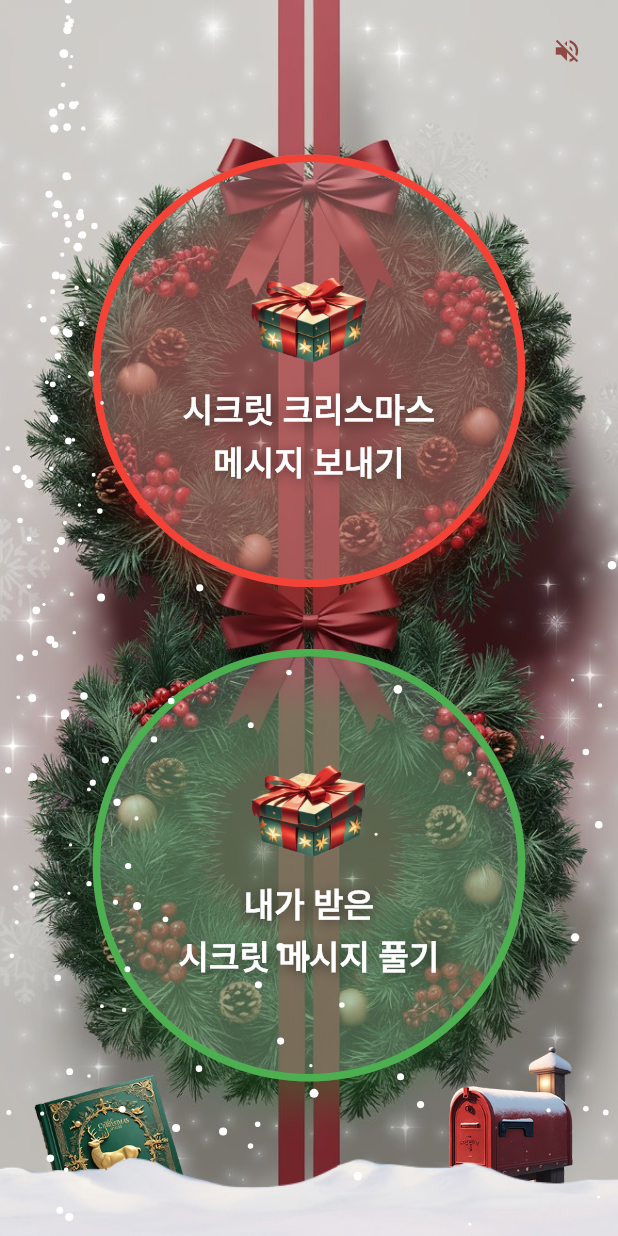
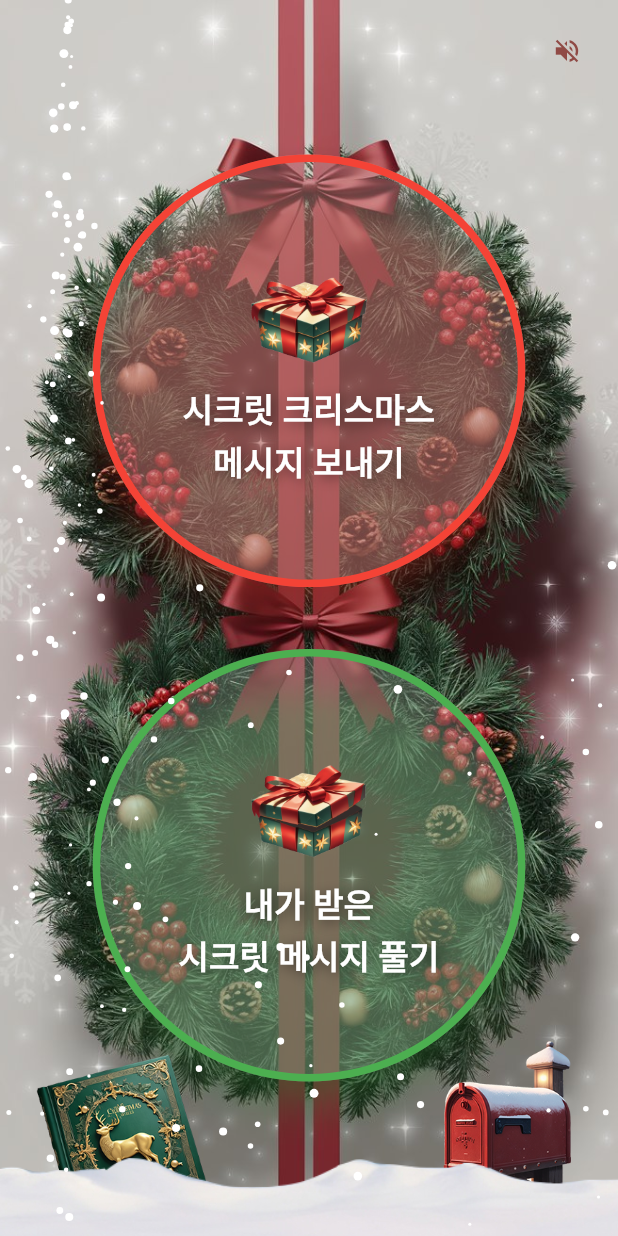
Before and after one commit to isjennifer/my_secret_christmas, a Flutter app: the screen it shows after launch, after a tap on the "volume up" icon, on a phone screen of 412 x 824 dp. Run offline on Flutter 3.47's test engine with Material 3 defaults, Android fonts, the phone set to English and light mode, and no system bars; our stand-ins replace app_links, audioplayers, flutter_riverpod, google_fonts, google_mobile_ads, in_app_review and 1 more; missing offline and left inert: encrypt, kakao_flutter_sdk, social_share.

Commit message:
책, 우편함 이미지 크기 반응형 구현

```diff
--- a/lib/main.dart
+++ b/lib/main.dart
@@ -33,7 +33,7 @@ Future<void> main() async {
   // ;
   WidgetsFlutterBinding.ensureInitialized();
   // 가로 모드 제한
-  SystemChrome.setPreferredOrientations([
+  await SystemChrome.setPreferredOrientations([
     DeviceOrientation.portraitUp,
     DeviceOrientation.portraitDown,
   ]);
@@ -320,8 +320,8 @@ class _MyHomePageState extends ConsumerState<MyHomePage> {
                         );
                       },
                       child: SizedBox(
-                        width: 130,
-                        height: 130,
+                        width: MediaQuery.of(context).size.width * 0.35,
+                        height: MediaQuery.of(context).size.width * 0.35,
                         child: Image.asset(
                           'assets/book.png',
                           fit: BoxFit.cover,
@@ -342,8 +342,8 @@ class _MyHomePageState extends ConsumerState<MyHomePage> {
                         );
                       },
                       child: SizedBox(
-                        width: 140,
-                        height: 140,
+                        width: MediaQuery.of(context).size.width * 0.35,
+                        height: MediaQuery.of(context).size.width * 0.35,
                         child: Image.asset(
                           'assets/postbox.png',
                           fit: BoxFit.cover,
```
